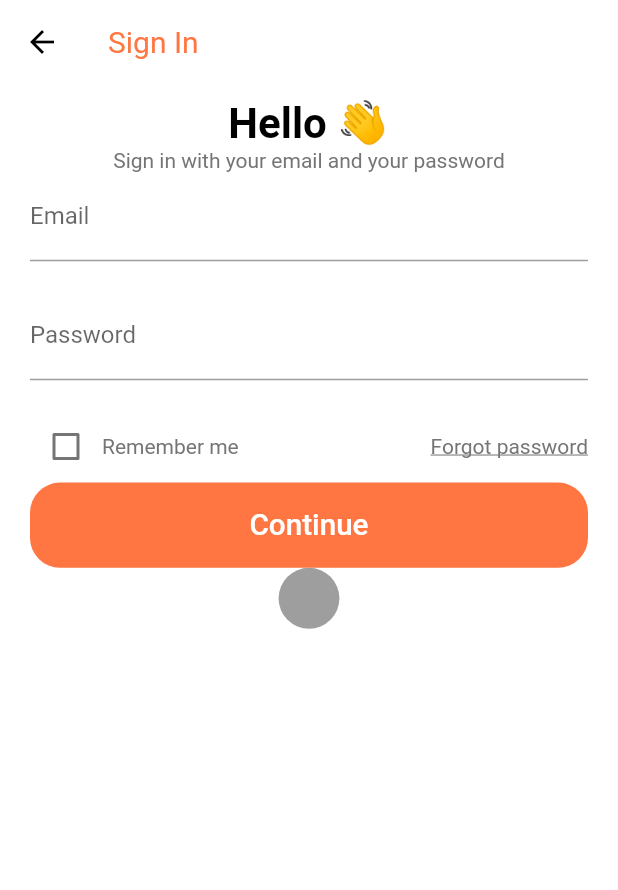
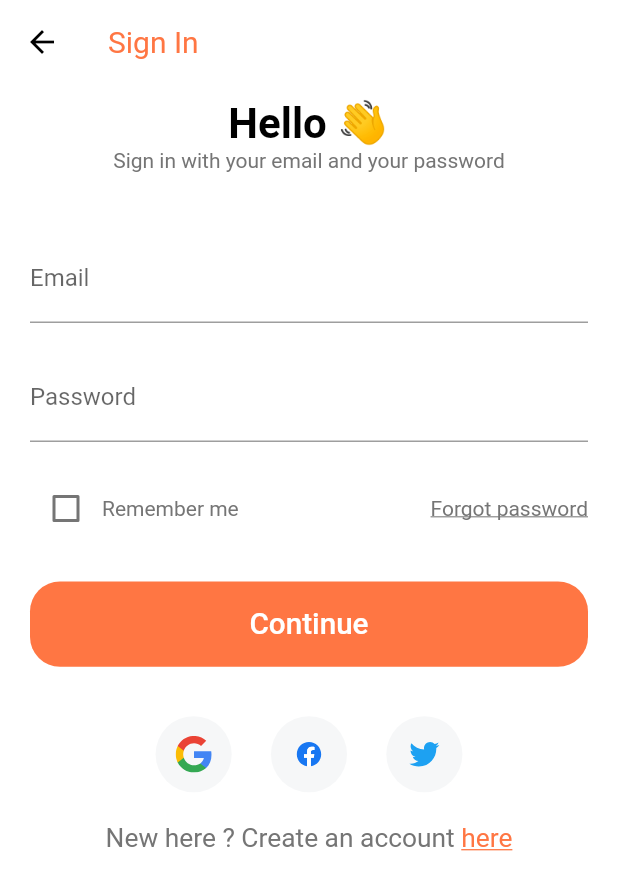
Before and after one commit to AdrienPiletEpitech/FlutterI, a Flutter app: the screen it shows after launch, after a tap on "Continue", on a phone screen of 412 x 824 dp. Shown: the top 890 px of the screen. Run offline on Flutter 3.47's test engine with Material 2 defaults, Android fonts, the phone set to English and light mode, and no system bars; our stand-ins replace firebase_core, flutter_svg; accounts and stored records are empty.

Commit message:
[MOD] Finish sign_in page with social media images and register button

```diff
--- a/lib/pages/sign_in/components/body.dart
+++ b/lib/pages/sign_in/components/body.dart
@@ -20,21 +20,49 @@ class Body extends StatelessWidget {
             SizedBox(height: getProportionateScreenHeight(10.0)),
             const Text(
               "Hello 👋",
-                  style: TextStyle(color: Colors.black, fontSize: 28, fontWeight: FontWeight.bold),
+              style: TextStyle(
+                  color: Colors.black,
+                  fontSize: 28,
+                  fontWeight: FontWeight.bold),
             ),
             const Text(
               "Sign in with your email and your password",
               textAlign: TextAlign.center,
             ),
+            SizedBox(height: SizeConfig.screenHeight * 0.05),
             const SignForm(),
-                Container(
-                  padding: EdgeInsets.all(getProportionateScreenWidth(12.0)),
-                  height: getProportionateScreenHeight(40.0),
-                  width: getProportionateScreenWidth(40.0),
-                  decoration: const BoxDecoration(
-                      color: Colors.grey,
-                    shape: BoxShape.circle,
+            SizedBox(height: SizeConfig.screenHeight * 0.04),
+            Row(
+              mainAxisAlignment: MainAxisAlignment.center,
+              children: [
+                SocialWidget(
+                    imagePath: "assets/images/google.svg", press: () {}),
+                SocialWidget(
+                    imagePath: "assets/images/facebook.svg", press: () {}),
+                SocialWidget(
+                    imagePath: "assets/images/twitter.svg", press: () {}),
+              ],
             ),
+            SizedBox(height: getProportionateScreenHeight(20)),
+            Row(
+              mainAxisAlignment: MainAxisAlignment.center,
+              children: [
+                Text(
+                  "New here ? ",
+                  style: TextStyle(fontSize: getProportionateScreenWidth(16)),
+                ),
+                Text(
+                  "Create an account ",
+                  style: TextStyle(fontSize: getProportionateScreenWidth(16)),
+                ),
+                Text(
+                  "here",
+                  style: TextStyle(
+                      fontSize: getProportionateScreenWidth(16),
+                      color: kPrimaryColor,
+                      decoration: TextDecoration.underline),
+                ),
+              ],
             ),
           ],
         ),
@@ -42,3 +70,33 @@ class Body extends StatelessWidget {
     ));
   }
 }
+
+class SocialWidget extends StatelessWidget {
+  final String imagePath;
+  final VoidCallback press;
+
+  const SocialWidget({
+    Key? key,
+    required this.imagePath,
+    required this.press,
+  }) : super(key: key);
+
+  @override
+  Widget build(BuildContext context) {
+    return GestureDetector(
+      onTap: press,
+      child: Container(
+        margin:
+            EdgeInsets.symmetric(horizontal: getProportionateScreenWidth(10)),
+        padding: EdgeInsets.all(getProportionateScreenWidth(12.0)),
+        height: getProportionateScreenHeight(50.0),
+        width: getProportionateScreenWidth(50.0),
+        decoration: const BoxDecoration(
+          color: Color(0xFDF6F7F8),
+          shape: BoxShape.circle,
+        ),
+        child: SvgPicture.asset(imagePath),
+      ),
+    );
+  }
+}
--- a/lib/pages/sign_in/sign_form.dart
+++ b/lib/pages/sign_in/sign_form.dart
@@ -44,12 +44,10 @@ class _SignFormState extends State<SignForm> {
                 ),
               ],
             ),
-            DefaultButton(
-              text: "Continue",
-              press: () {
-                Navigator.pushNamed(context, HomePage.routeName);
-              },
-            ),
+            SizedBox(height: SizeConfig.screenHeight * 0.03),
+            DefaultButton(text: "Continue", press: () {
+              Navigator.pushNamed(context, HomePage.routeName);
+            }),
           ],
         ));
   }
```
Also changed, not shown: assets/images/facebook.svg (added), assets/images/google.svg (added), assets/images/twitter.svg (added). Lines whose indentation alone changed are shown as unchanged.
